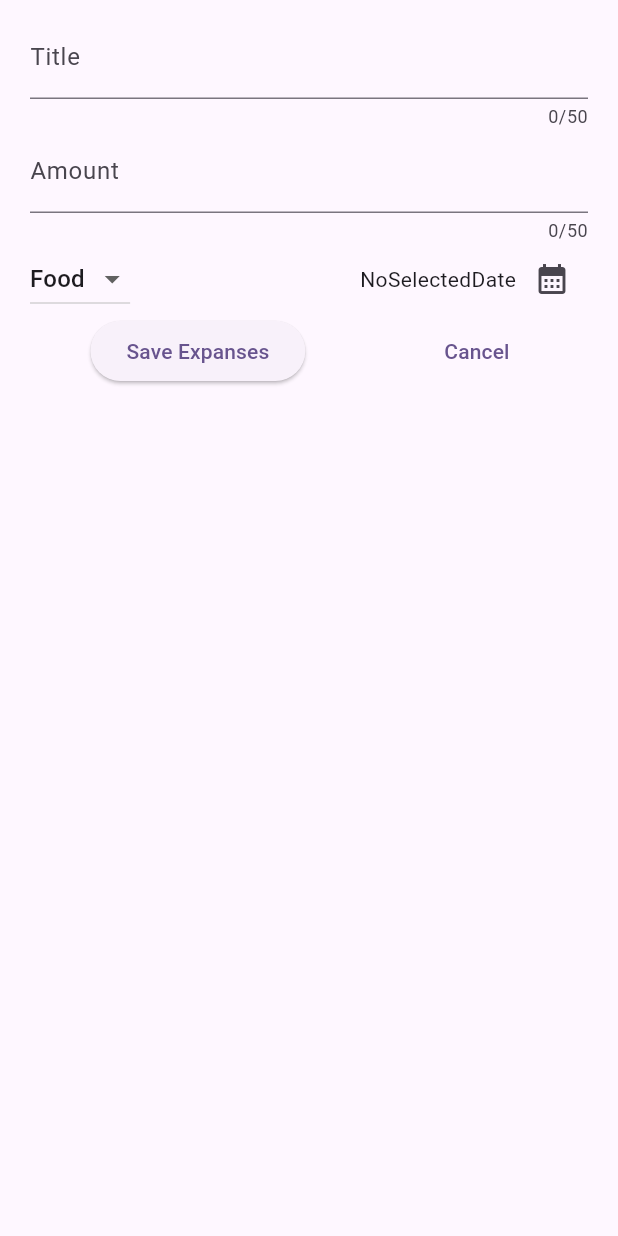
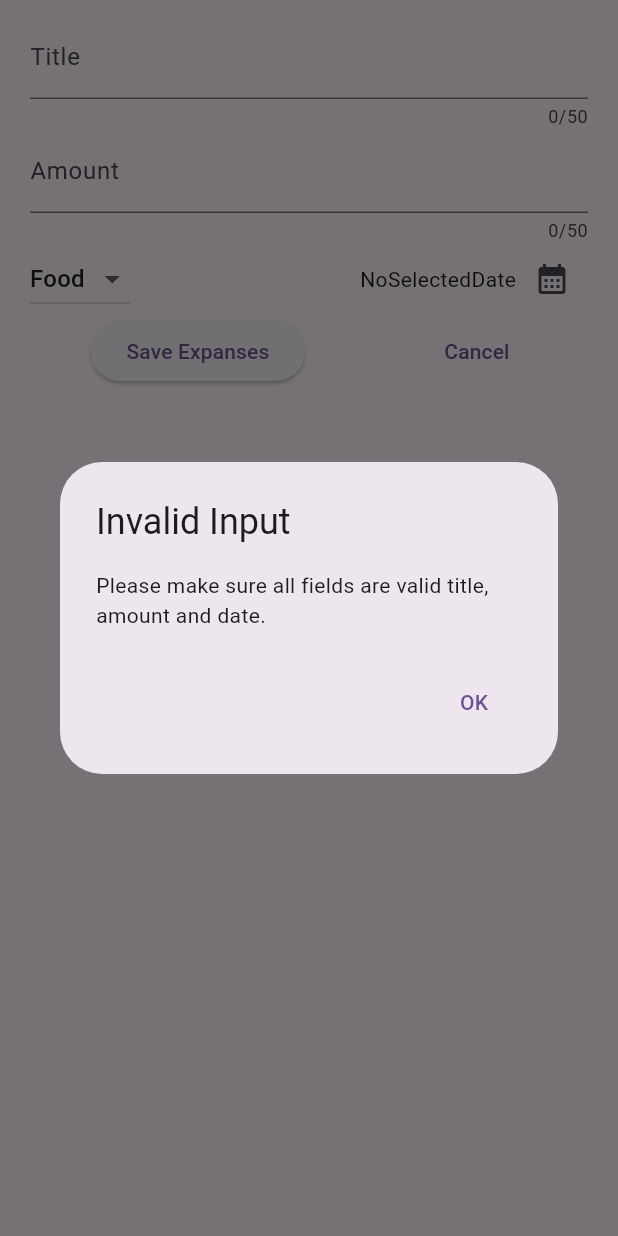
Before and after one commit to engIbrahemQruea/expenses, a Flutter app: the ExpanseTextField widget shown alone on an empty page, opened directly, after a tap on "Save Expanses", on a phone screen of 412 x 824 dp. Run offline on Flutter 3.47's test engine with Material 3 defaults, Android fonts, the phone set to English and light mode, and no system bars.

```diff
--- a/lib/widgets/expanse_text_field.dart
+++ b/lib/widgets/expanse_text_field.dart
@@ -101,7 +101,21 @@ class _ExpanseTextFieldState extends State<ExpanseTextField> {
                   if (titleController.text.trim().isEmpty ||
                       amountIsInvaild ||
                       _selectedDate == null) {
-                    log('error');
+                    showDialog(
+                      context: context,
+                      builder: (ctx) => AlertDialog(
+                          title: Text('Invalid Input'),
+                          content: Text(
+                              'Please make sure all fields are valid title, amount and date.'),
+                          actions: [
+                            TextButton(
+                              onPressed: () {
+                                Navigator.pop(ctx);
+                              },
+                              child: const Text('OK'),
+                            ),
+                          ]),
+                    );
                   }
                 },
                 child: const Text('Save Expanses'),
```
